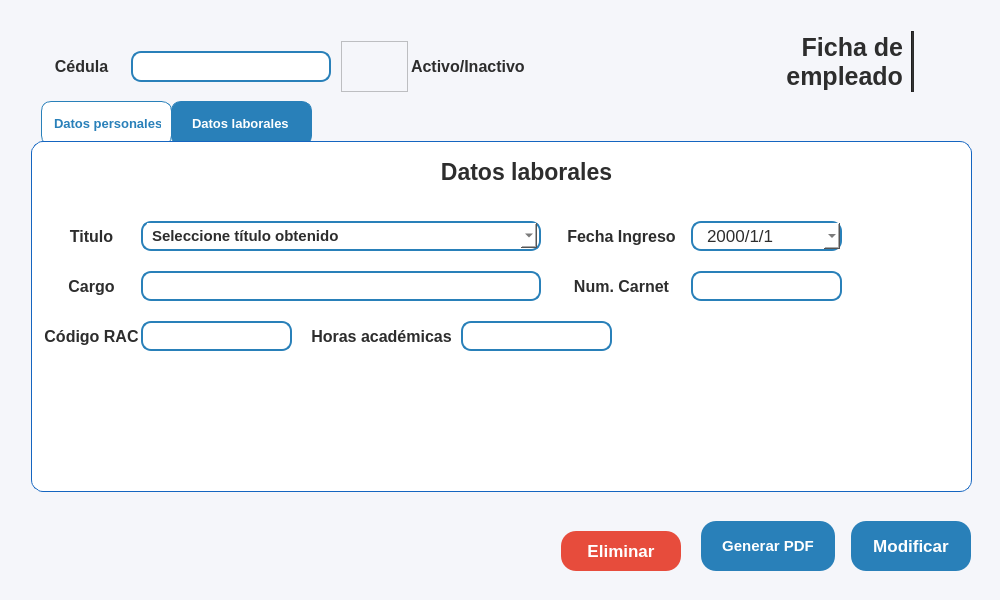
Proyecto-Uptjaa/Proyecto_SIRA, file resources/ui/ficha_emple.ui: the form before one commit.
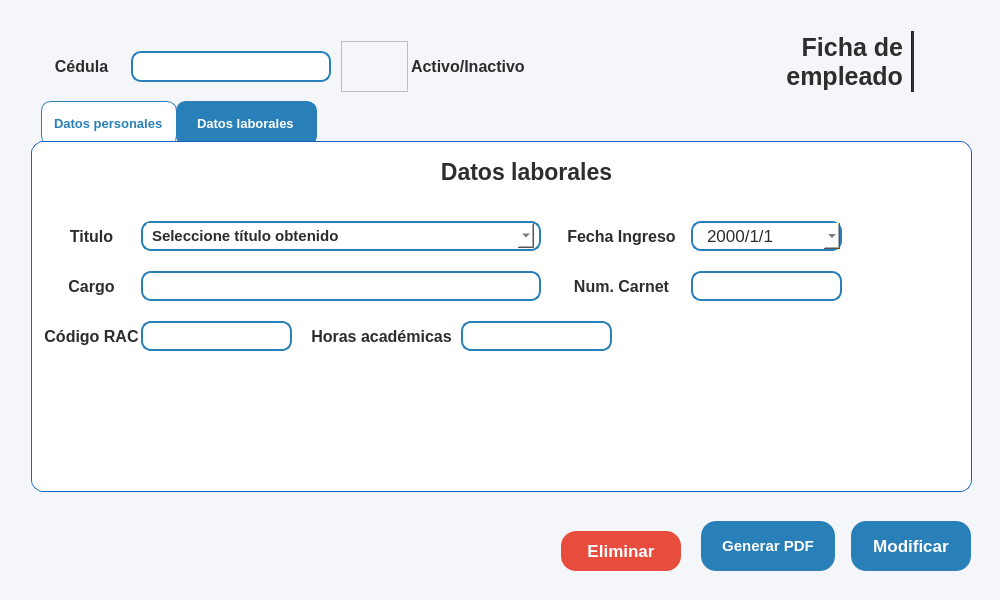
The form after the commit. The open tabs and pages were chosen to show the change. Icons and pictures are not drawn.

What changed in the file:
```diff
--- a/resources/ui/ficha_emple.ui
+++ b/resources/ui/ficha_emple.ui
@@ -1367,13 +1367,13 @@
              <rect>
               <x>6</x>
               <y>2</y>
-              <width>390</width>
+              <width>387</width>
               <height>25</height>
              </rect>
             </property>
             <property name="minimumSize">
              <size>
-              <width>390</width>
+              <width>377</width>
               <height>0</height>
              </size>
             </property>
@@ -1695,7 +1695,7 @@
        <rect>
         <x>30</x>
         <y>90</y>
-        <width>131</width>
+        <width>136</width>
         <height>45</height>
        </rect>
       </property>
@@ -1735,7 +1735,7 @@
    background: #2980b9;
 	color: #FFFFFF;
     border: 1px solid #2980b9;
-    padding: 2px 10px;
+    padding: 2px 5px;
     border-radius: 10px;
 	text-align: left;
     padding-left: 12px; /* Mueve el ícono a la derecha un poco */
@@ -1774,7 +1774,7 @@
      <widget class="QPushButton" name="btnDatosLaborales_ficha_emple">
       <property name="geometry">
        <rect>
-        <x>160</x>
+        <x>165</x>
         <y>90</y>
         <width>141</width>
         <height>45</height>
```
Left out of the diff: 2 changed lines with no effect on the pictures.
